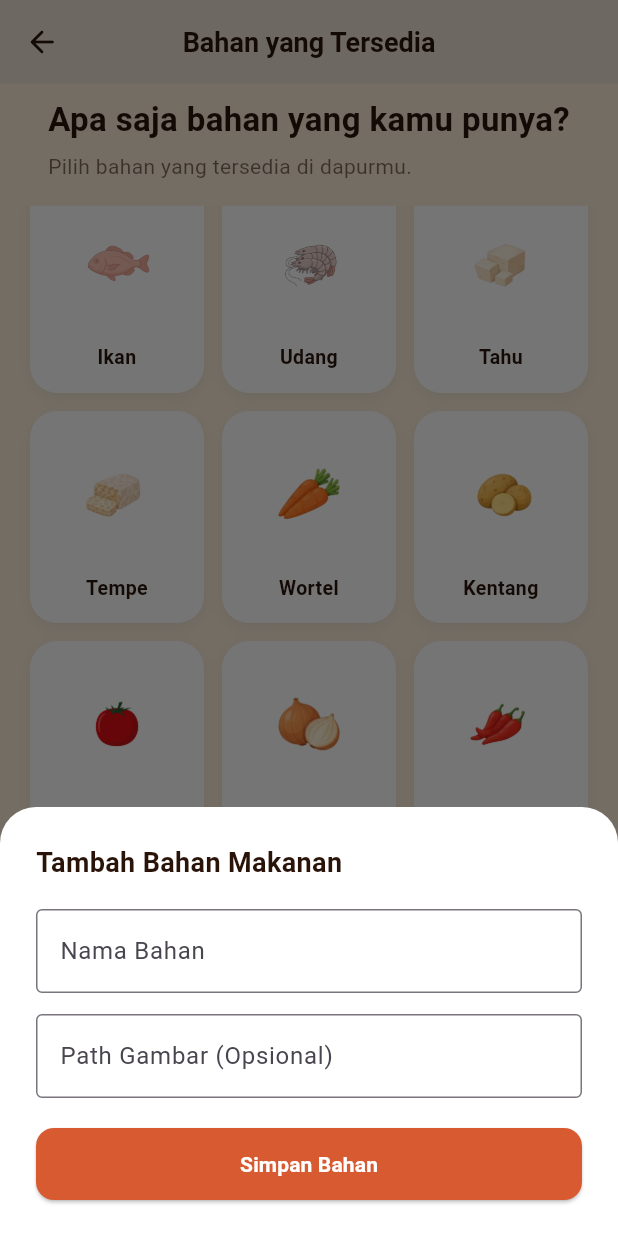
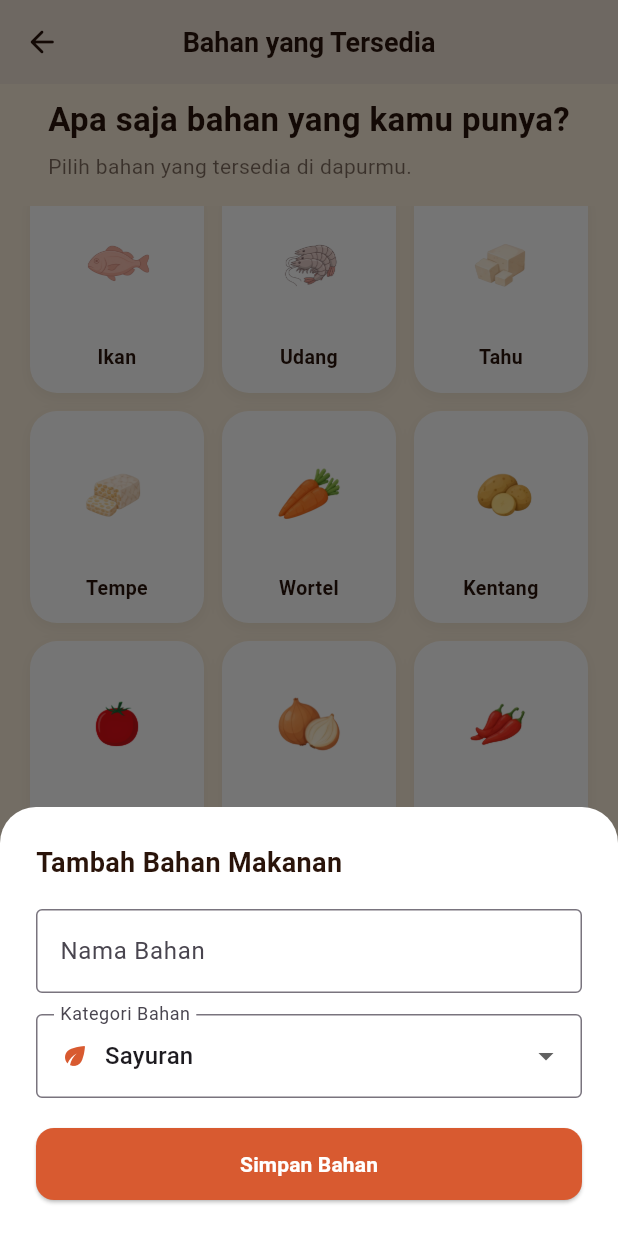
Before and after one commit to syifa25/Nom-Nom, a Flutter app: the IngredientPage screen opened directly with empty values, scrolled down 170 dp, after a tap on "Tambah", on a phone screen of 412 x 824 dp. Run offline on Flutter 3.47's test engine with Material 3 defaults, Android fonts, the phone set to English and light mode, and no system bars; our stand-ins replace image_picker, shared_preferences, supabase_flutter; accounts and stored records are empty.

Commit message:
Perbaiki Tambah Bahan

```diff
--- a/lib/features/recipe/ingredient_page.dart
+++ b/lib/features/recipe/ingredient_page.dart
@@ -1,5 +1,8 @@
+
+import 'dart:convert';
 
 import 'package:flutter/material.dart';
+import 'package:shared_preferences/shared_preferences.dart';
 
 import '../../theme/app_colors.dart';
 import 'cooking_tool_page.dart';
@@ -19,6 +22,10 @@ class IngredientPage extends StatefulWidget {
 class _IngredientPageState extends State<IngredientPage> {
   final Set<String> selectedIngredients = {};
 
+  static const String _storageKey = 'nomnom_custom_ingredients';
+
+  bool isLoading = true;
+
   List<Map<String, String>> ingredients = [
     {'name': 'Ayam', 'image': 'assets/ingredients/ayam.png'},
     {'name': 'Telur', 'image': 'assets/ingredients/telur.png'},
@@ -34,7 +41,79 @@ class _IngredientPageState extends State<IngredientPage> {
     {'name': 'Cabai', 'image': 'assets/ingredients/cabai.png'},
   ];
 
-  // Memilih atau membatalkan pilihan bahan
+  List<Map<String, String>> customIngredients = [];
+
+  final List<String> categories = [
+    'Sayuran',
+    'Daging',
+    'Seafood',
+    'Buah',
+    'Bumbu',
+    'Karbohidrat',
+    'Produk Susu',
+    'Lainnya',
+  ];
+
+  final Map<String, IconData> categoryIcons = {
+    'Sayuran': Icons.eco_rounded,
+    'Daging': Icons.set_meal_rounded,
+    'Seafood': Icons.phishing_rounded,
+    'Buah': Icons.apple_rounded,
+    'Bumbu': Icons.spa_rounded,
+    'Karbohidrat': Icons.grass_rounded,
+    'Produk Susu': Icons.local_drink_rounded,
+    'Lainnya': Icons.restaurant_rounded,
+  };
+
+  @override
+  void initState() {
+    super.initState();
+    _loadCustomIngredients();
+  }
+
+  Future<void> _loadCustomIngredients() async {
+    try {
+      final prefs = await SharedPreferences.getInstance();
+      final savedData = prefs.getString(_storageKey);
+
+      if (savedData != null) {
+        final List<dynamic> decodedData = jsonDecode(savedData);
+
+        customIngredients = decodedData.map((item) {
+          return Map<String, String>.from(item);
+        }).toList();
+      }
+    } catch (e) {
+      debugPrint('Gagal memuat bahan: $e');
+    }
+
+    if (mounted) {
+      setState(() {
+        isLoading = false;
+      });
+    }
+  }
+
+  Future<void> _saveCustomIngredients() async {
+    final prefs = await SharedPreferences.getInstance();
+
+    await prefs.setString(
+      _storageKey,
+      jsonEncode(customIngredients),
+    );
+  }
+
+  List<Map<String, String>> get allIngredients {
+    return [
+      ...ingredients,
+      ...customIngredients,
+    ];
+  }
+
+  IconData _getCategoryIcon(String category) {
+    return categoryIcons[category] ?? Icons.restaurant_rounded;
+  }
+
   void toggleIngredient(String name) {
     setState(() {
       if (selectedIngredients.contains(name)) {
@@ -45,7 +124,6 @@ class _IngredientPageState extends State<IngredientPage> {
     });
   }
 
-  // Card untuk menambahkan bahan baru
   Widget _buildAddCard() {
     return GestureDetector(
       onTap: _showAddIngredientModal,
@@ -99,10 +177,9 @@ class _IngredientPageState extends State<IngredientPage> {
     );
   }
 
-  // Bottom sheet tambah bahan
   void _showAddIngredientModal() {
     final nameController = TextEditingController();
-    final imageController = TextEditingController();
+    String selectedCategory = 'Sayuran';
 
     showModalBottomSheet(
       context: context,
@@ -114,12 +191,14 @@ class _IngredientPageState extends State<IngredientPage> {
         ),
       ),
       builder: (sheetContext) {
+        return StatefulBuilder(
+          builder: (context, setModalState) {
             return Padding(
               padding: EdgeInsets.fromLTRB(
                 24,
                 24,
                 24,
-            MediaQuery.of(sheetContext).viewInsets.bottom + 24,
+                MediaQuery.of(context).viewInsets.bottom + 24,
               ),
               child: Column(
                 mainAxisSize: MainAxisSize.min,
@@ -133,31 +212,48 @@ class _IngredientPageState extends State<IngredientPage> {
                       color: AppColors.textPrimary,
                     ),
                   ),
-
                   const SizedBox(height: 18),
-
                   TextField(
                     controller: nameController,
+                    textCapitalization: TextCapitalization.words,
                     decoration: const InputDecoration(
                       labelText: 'Nama Bahan',
                       hintText: 'Contoh: Brokoli',
                       border: OutlineInputBorder(),
                     ),
                   ),
-
                   const SizedBox(height: 14),
-
-              TextField(
-                controller: imageController,
+                  DropdownButtonFormField<String>(
+                    initialValue: selectedCategory,
                     decoration: const InputDecoration(
-                  labelText: 'Path Gambar (Opsional)',
-                  hintText: 'assets/ingredients/brokoli.png',
+                      labelText: 'Kategori Bahan',
                       border: OutlineInputBorder(),
                     ),
+                    items: categories.map((category) {
+                      return DropdownMenuItem<String>(
+                        value: category,
+                        child: Row(
+                          children: [
+                            Icon(
+                              _getCategoryIcon(category),
+                              color: AppColors.coral,
+                              size: 20,
                             ),
-
+                            const SizedBox(width: 10),
+                            Text(category),
+                          ],
+                        ),
+                      );
+                    }).toList(),
+                    onChanged: (value) {
+                      if (value != null) {
+                        setModalState(() {
+                          selectedCategory = value;
+                        });
+                      }
+                    },
+                  ),
                   const SizedBox(height: 20),
-
                   SizedBox(
                     width: double.infinity,
                     child: ElevatedButton(
@@ -171,13 +267,11 @@ class _IngredientPageState extends State<IngredientPage> {
                           borderRadius: BorderRadius.circular(12),
                         ),
                       ),
-                  onPressed: () {
+                      onPressed: () async {
                         final name = nameController.text.trim();
-                    final image = imageController.text.trim();
 
-                    // Validasi nama
                         if (name.isEmpty) {
-                      ScaffoldMessenger.of(context).showSnackBar(
+                          ScaffoldMessenger.of(this.context).showSnackBar(
                             const SnackBar(
                               content: Text('Nama bahan wajib diisi'),
                             ),
@@ -185,15 +279,14 @@ class _IngredientPageState extends State<IngredientPage> {
                           return;
                         }
 
-                    // Validasi bahan duplikat
-                    final isDuplicate = ingredients.any(
+                        final isDuplicate = allIngredients.any(
                           (item) =>
                               (item['name'] ?? '').toLowerCase() ==
                               name.toLowerCase(),
                         );
 
                         if (isDuplicate) {
-                      ScaffoldMessenger.of(context).showSnackBar(
+                          ScaffoldMessenger.of(this.context).showSnackBar(
                             const SnackBar(
                               content: Text('Bahan sudah tersedia'),
                             ),
@@ -201,21 +294,45 @@ class _IngredientPageState extends State<IngredientPage> {
                           return;
                         }
 
-                    // Menambahkan bahan ke daftar
+                        final newIngredient = {
+                          'name': name,
+                          'image': '',
+                          'category': selectedCategory,
+                        };
+
                         setState(() {
-                      ingredients.add({
-                        'name': name,
-                        'image': image,
+                          customIngredients.add(newIngredient);
                         });
-                    });
+
+                        try {
+                          await _saveCustomIngredients();
+
+                          if (!mounted) return;
 
                           Navigator.pop(sheetContext);
 
-                    ScaffoldMessenger.of(context).showSnackBar(
+                          ScaffoldMessenger.of(this.context).showSnackBar(
                             SnackBar(
-                        content: Text('$name berhasil ditambahkan'),
+                              content: Text(
+                                '$name berhasil ditambahkan',
+                              ),
                             ),
                           );
+                        } catch (e) {
+                          if (!mounted) return;
+
+                          setState(() {
+                            customIngredients.remove(newIngredient);
+                          });
+
+                          ScaffoldMessenger.of(this.context).showSnackBar(
+                            const SnackBar(
+                              content: Text(
+                                'Gagal menyimpan bahan. Silakan coba lagi.',
+                              ),
+                            ),
+                          );
+                        }
                       },
                       child: const Text(
                         'Simpan Bahan',
@@ -229,13 +346,13 @@ class _IngredientPageState extends State<IngredientPage> {
               ),
             );
           },
+        );
+      },
     ).whenComplete(() {
       nameController.dispose();
-      imageController.dispose();
     });
   }
 
-  // Navigasi ke halaman alat masak
   void nextPage() {
     if (selectedIngredients.isEmpty) {
       ScaffoldMessenger.of(context).showSnackBar(
@@ -265,7 +382,6 @@ class _IngredientPageState extends State<IngredientPage> {
   Widget build(BuildContext context) {
     return Scaffold(
       backgroundColor: AppColors.bgPage,
-
       appBar: AppBar(
         backgroundColor: AppColors.bgPage,
         elevation: 0,
@@ -288,11 +404,9 @@ class _IngredientPageState extends State<IngredientPage> {
           ),
         ),
       ),
-
       body: SafeArea(
         child: Column(
           children: [
-            // Judul halaman
             Padding(
               padding: const EdgeInsets.fromLTRB(
                 24,
@@ -311,9 +425,7 @@ class _IngredientPageState extends State<IngredientPage> {
                       fontWeight: FontWeight.w700,
                     ),
                   ),
-
                   const SizedBox(height: 6),
-
                   Text(
                     'Pilih bahan yang tersedia di dapurmu.',
                     style: TextStyle(
@@ -326,19 +438,21 @@ class _IngredientPageState extends State<IngredientPage> {
                 ],
               ),
             ),
-
-            // Grid bahan makanan
             Expanded(
-              child: GridView.builder(
+              child: isLoading
+                  ? const Center(
+                      child: CircularProgressIndicator(
+                        color: AppColors.coral,
+                      ),
+                    )
+                  : GridView.builder(
                       padding: const EdgeInsets.fromLTRB(
                         20,
                         0,
                         20,
                         20,
                       ),
-
-                itemCount: ingredients.length + 1,
-
+                      itemCount: allIngredients.length + 1,
                       gridDelegate:
                           const SliverGridDelegateWithFixedCrossAxisCount(
                         crossAxisCount: 3,
@@ -346,24 +460,21 @@ class _IngredientPageState extends State<IngredientPage> {
                         mainAxisSpacing: 12,
                         childAspectRatio: 0.82,
                       ),
-
                       itemBuilder: (context, index) {
-                  // Card tambah berada di akhir grid
-                  if (index == ingredients.length) {
+                        if (index == allIngredients.length) {
                           return _buildAddCard();
                         }
 
-                  final ingredient = ingredients[index];
+                        final ingredient = allIngredients[index];
 
                         return _buildIngredientCard(
                           name: ingredient['name'] ?? '',
                           image: ingredient['image'] ?? '',
+                          category: ingredient['category'] ?? '',
                         );
                       },
                     ),
             ),
-
-            // Tombol berikutnya
             Padding(
               padding: const EdgeInsets.fromLTRB(
                 20,
@@ -400,10 +511,10 @@ class _IngredientPageState extends State<IngredientPage> {
     );
   }
 
-  // Card bahan makanan
   Widget _buildIngredientCard({
     required String name,
     required String image,
+    String category = '',
   }) {
     final bool isSelected = selectedIngredients.contains(name);
 
@@ -411,7 +522,6 @@ class _IngredientPageState extends State<IngredientPage> {
       onTap: () => toggleIngredient(name),
       child: AnimatedContainer(
         duration: const Duration(milliseconds: 180),
-
         decoration: BoxDecoration(
           color: Colors.white,
           borderRadius: BorderRadius.circular(18),
@@ -429,7 +539,6 @@ class _IngredientPageState extends State<IngredientPage> {
             ),
           ],
         ),
-
         child: Stack(
           children: [
             Center(
@@ -439,7 +548,15 @@ class _IngredientPageState extends State<IngredientPage> {
                   Expanded(
                     child: Padding(
                       padding: const EdgeInsets.all(12),
-                      child: image.isEmpty
+                      child: category.isNotEmpty
+                          ? Icon(
+                              _getCategoryIcon(category),
+                              size: 48,
+                              color: AppColors.coral.withValues(
+                                alpha: 0.7,
+                              ),
+                            )
+                          : image.isEmpty
                               ? Icon(
                                   Icons.fastfood_rounded,
                                   size: 48,
@@ -466,7 +583,6 @@ class _IngredientPageState extends State<IngredientPage> {
                                 ),
                     ),
                   ),
-
                   Padding(
                     padding: const EdgeInsets.only(
                       left: 4,
@@ -488,8 +604,6 @@ class _IngredientPageState extends State<IngredientPage> {
                 ],
               ),
             ),
-
-            // Tanda bahan dipilih
             if (isSelected)
               Positioned(
                 top: 8,
--- a/pubspec.yaml
+++ b/pubspec.yaml
@@ -36,6 +36,7 @@ dependencies:
   cupertino_icons: ^1.0.8
   image_picker: ^1.2.4
   supabase_flutter: ^2.18.3
+  shared_preferences: ^2.5.4
 
 dev_dependencies:
   flutter_test:
```
Also changed, not shown: pubspec.lock. Lines whose indentation alone changed are shown as unchanged.
